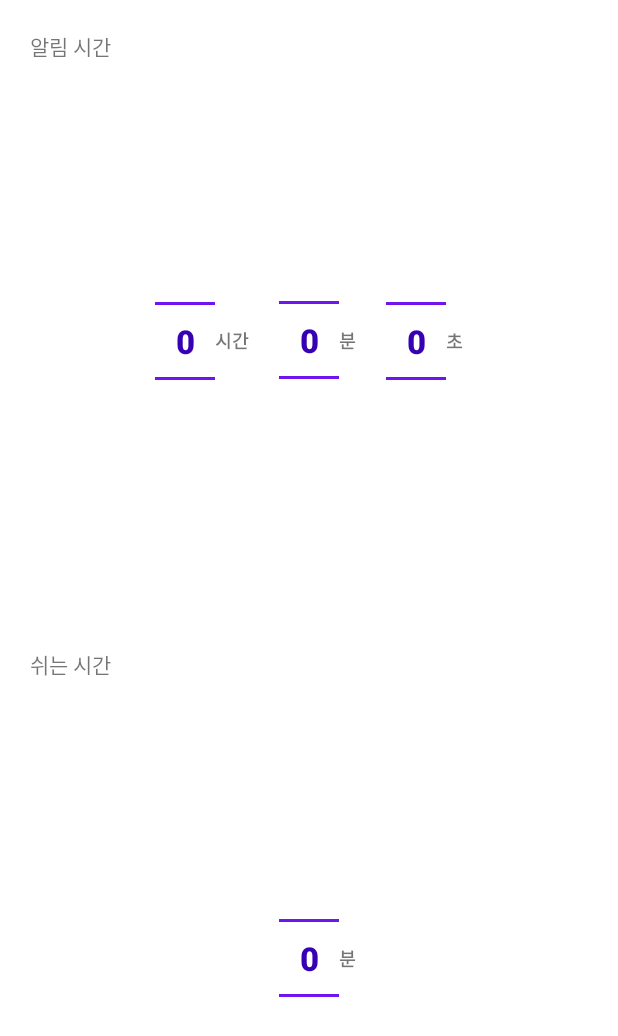
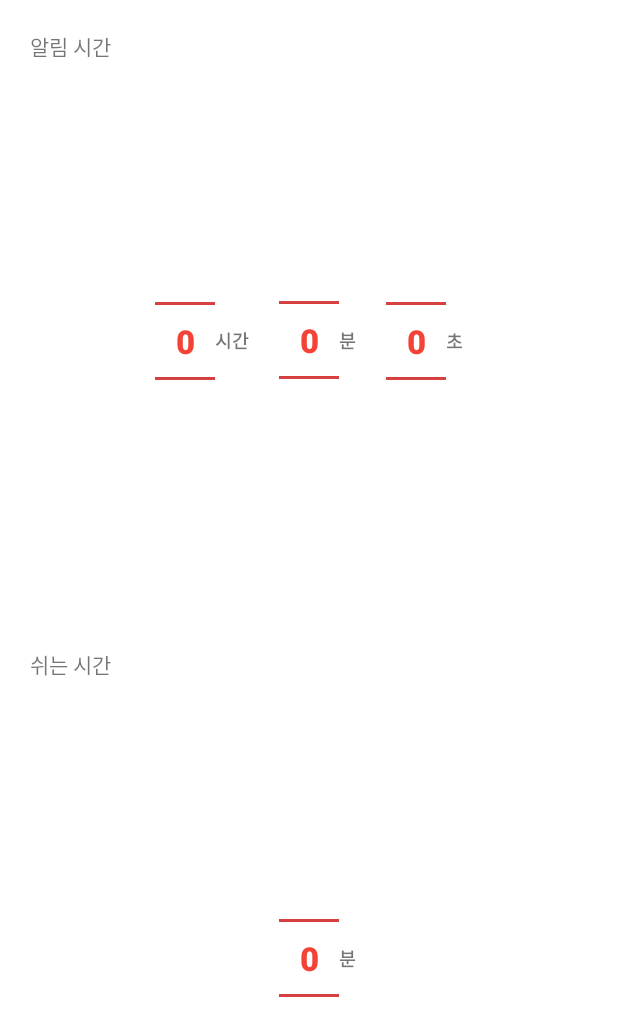
Before and after one commit to BaeWooRam/Pomodoro, an Android app: the layout activity_main.xml on its own in the app's theme, with its tools: preview values and no code run, on a phone screen of 412 x 824 dp. Shown: the top 1036 px of the screen. Run offline under Robolectric (Android 15) with nearby library versions, the phone set to English and light mode, and no system bars.

Commit message:
[Update] 08-19

```diff
--- a/presentation/src/main/AndroidManifest.xml
+++ b/presentation/src/main/AndroidManifest.xml
@@ -15,8 +15,7 @@
 
         <activity
             android:name=".ui.SplashActivity"
-            android:label="@string/app_name"
-            android:theme="@style/Theme.Pomodoro.NoActionBar">
+            android:label="@string/app_name">
             <intent-filter>
                 <action android:name="android.intent.action.MAIN" />
 
@@ -27,7 +26,6 @@
         <activity
             android:name=".ui.main.MainActivity"
             android:label="@string/app_name"
-            android:theme="@style/Theme.Pomodoro.NoActionBar"
             android:launchMode="singleInstance"/>
 
         <service android:name=".service.ForegroundService"
--- a/presentation/src/main/java/com/geekstudio/pomodoro/ui/SplashActivity.kt
+++ b/presentation/src/main/java/com/geekstudio/pomodoro/ui/SplashActivity.kt
@@ -3,12 +3,13 @@ package com.geekstudio.pomodoro.ui
 import android.os.Bundle
 import android.os.Handler
 import androidx.appcompat.app.AppCompatActivity
+import com.geekstudio.pomodoro.R
 import com.geekstudio.pomodoro.databinding.ActivityMainBinding
+import com.geekstudio.pomodoro.ui.base.BaseActivity
 import com.geekstudio.pomodoro.ui.main.MainActivity
 import com.geekstudio.pomodoro.util.ActivityUtil
 
-class SplashActivity : AppCompatActivity() {
-    private lateinit var binding: ActivityMainBinding
+class SplashActivity : BaseActivity(R.layout.activity_splash) {
 
     override fun onCreate(savedInstanceState: Bundle?) {
         super.onCreate(savedInstanceState)
--- a/presentation/src/main/res/values/styles.xml
+++ b/presentation/src/main/res/values/styles.xml
@@ -1,10 +1,10 @@
 <?xml version="1.0" encoding="utf-8"?>
 <resources>
     <style name="AppTheme.Picker" parent="Theme.MaterialComponents.DayNight.NoActionBar">
-        <item name="android:textColorPrimary">?attr/colorPrimaryVariant</item>
+        <item name="android:textColorPrimary">@color/red_500</item>
         <item name="android:fontFamily">sans-serif-black</item>
         <item name="android:textSize">22sp</item>
-        <item name="colorControlNormal">?attr/colorPrimary</item>
+        <item name="colorControlNormal">@color/red_700</item>
     </style>
 
 
--- a/presentation/src/main/res/values/themes.xml
+++ b/presentation/src/main/res/values/themes.xml
@@ -1,6 +1,6 @@
 <resources xmlns:tools="http://schemas.android.com/tools">
     <!-- Base application theme. -->
-    <style name="Theme.Pomodoro" parent="Theme.MaterialComponents.DayNight.DarkActionBar">
+    <style name="Theme.Pomodoro" parent="Theme.MaterialComponents.DayNight.NoActionBar">
         <!-- Primary brand color. -->
         <item name="colorPrimary">@color/red_500</item>
         <item name="colorPrimaryVariant">@color/red_700</item>
@@ -14,10 +14,6 @@
         <!-- Customize your theme here. -->
     </style>
 
-    <style name="Theme.Pomodoro.NoActionBar">
-        <item name="windowActionBar">false</item>
-        <item name="windowNoTitle">true</item>
-    </style>
 
     <style name="Theme.Pomodoro.AppBarOverlay" parent="ThemeOverlay.AppCompat.Dark.ActionBar" />
 
```
